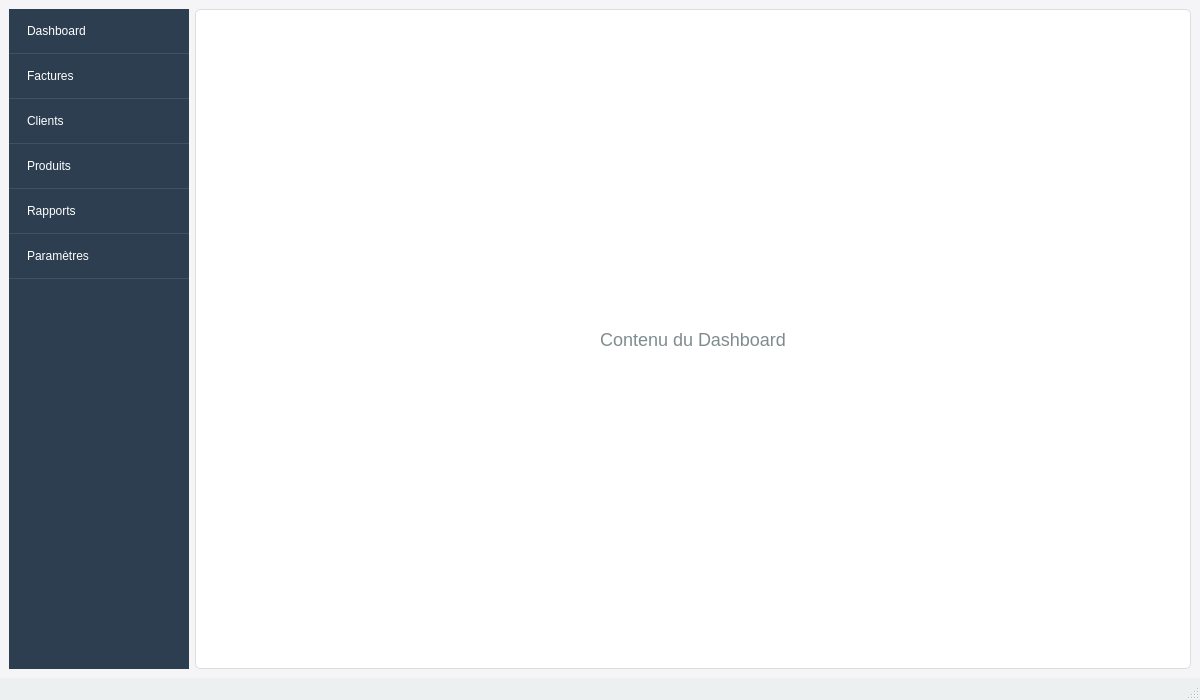
Above: facturation_ci/ui/main_window.ui from otchoumouAng/fne before the change. Below: the same form after it.
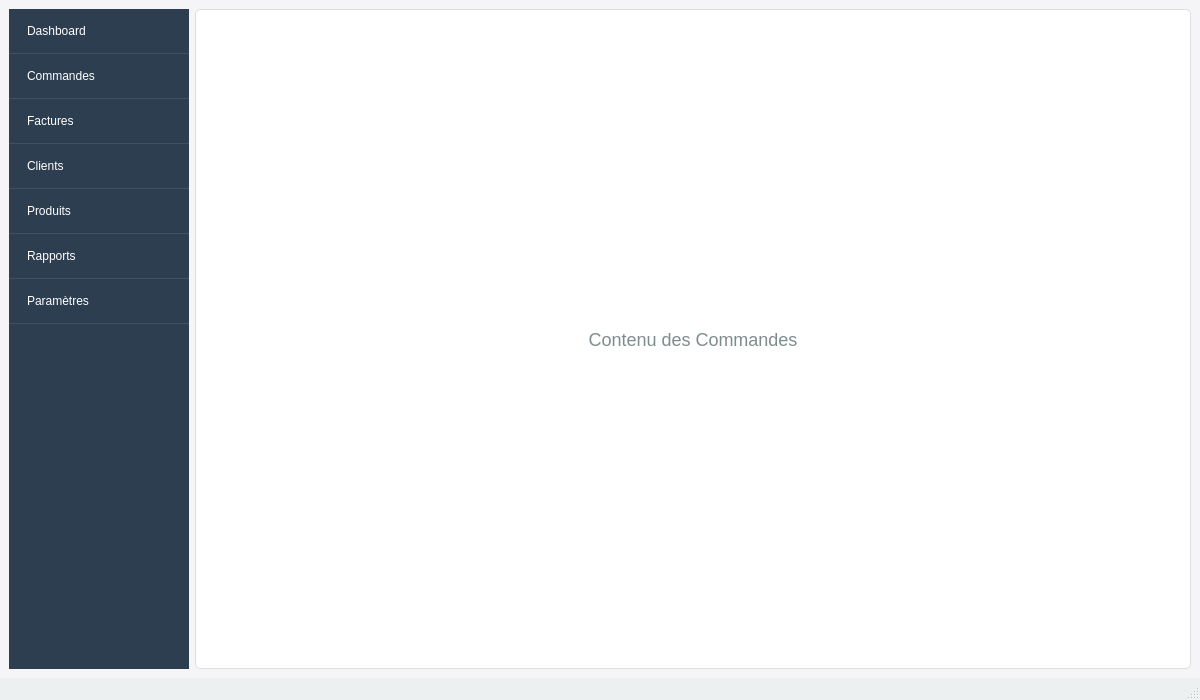
That is the form after the change. The open tabs and pages were chosen to show the change.

Commit message: feat: Implémentation du flux de commandes et refonte de la facturation

```diff
--- a/facturation_ci/ui/main_window.ui
+++ b/facturation_ci/ui/main_window.ui
@@ -73,6 +73,14 @@
         <set>Qt::ItemIsSelectable|Qt::ItemIsEnabled</set>
        </property>
       </item>
+      <item>
+       <property name="text">
+        <string>Commandes</string>
+       </property>
+       <property name="flags">
+        <set>Qt::ItemIsSelectable|Qt::ItemIsEnabled</set>
+       </property>
+      </item>
       <item>
        <property name="text">
         <string>Factures</string>
@@ -144,6 +152,26 @@
         </item>
        </layout>
       </widget>
+      <widget class="QWidget" name="commandes_page">
+       <layout class="QVBoxLayout" name="verticalLayout_commandes">
+        <item>
+         <widget class="QLabel" name="label_commandes">
+          <property name="text">
+           <string>Contenu des Commandes</string>
+          </property>
+          <property name="alignment">
+           <set>Qt::AlignCenter</set>
+          </property>
+          <property name="styleSheet">
+           <string notr="true">QLabel {
+    font-size: 18px;
+    color: #7f8c8d;
+}</string>
+          </property>
+         </widget>
+        </item>
+       </layout>
+      </widget>
       <widget class="QWidget" name="invoices_page">
        <layout class="QVBoxLayout" name="verticalLayout_3">
         <item>
```
The commit also changes 29 other files.
